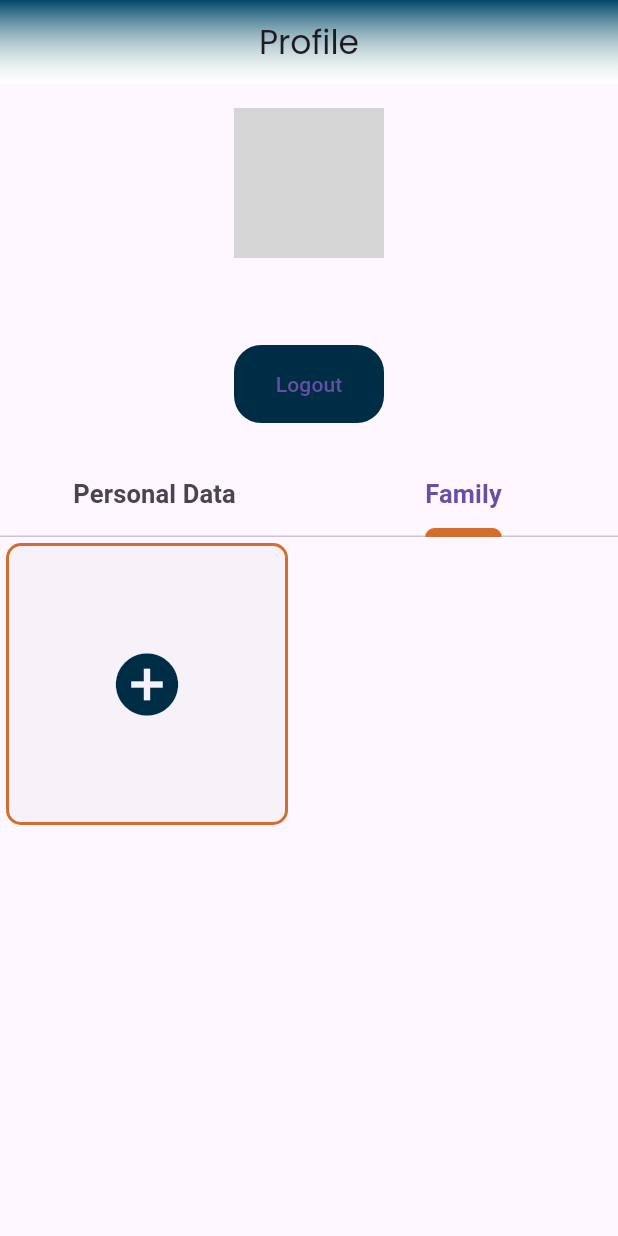
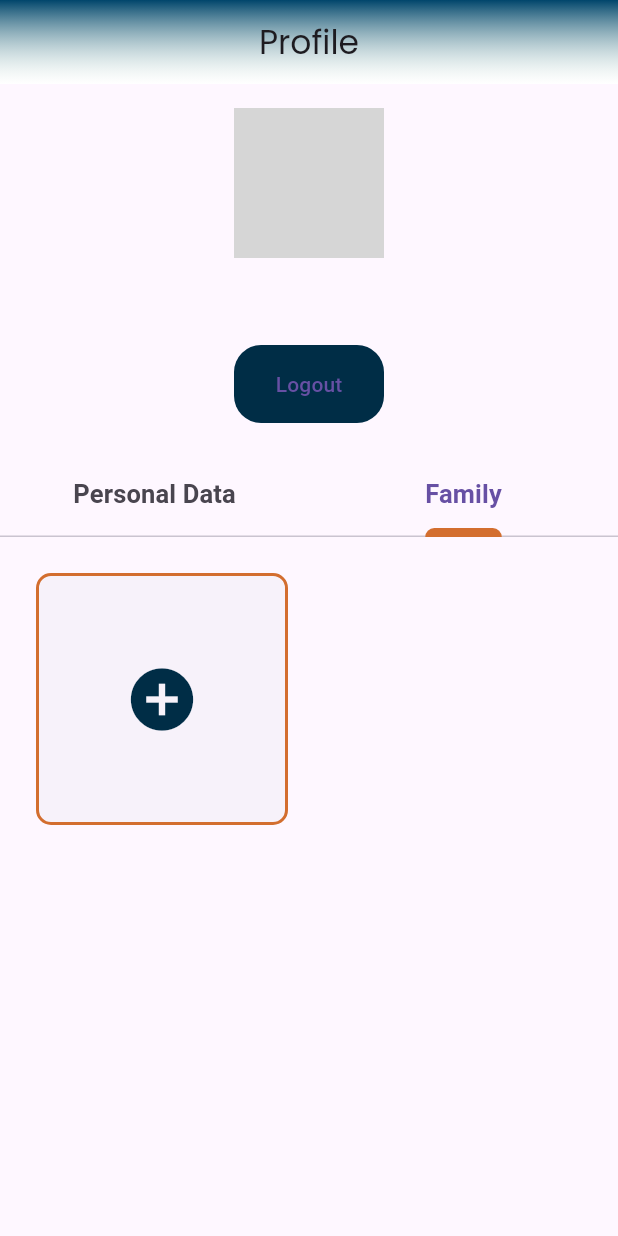
Before and after one commit to huiyinghuan/team12_PSD_NILM_Mobile_Application, a Flutter app: the UserProfile widget shown alone on an empty page, opened directly, tab 2 chosen, on a phone screen of 412 x 824 dp. Run offline on Flutter 3.47's test engine with Material 3 defaults, Android fonts, the phone set to English and light mode, and no system bars; our stand-ins replace fl_chart, google_fonts, shared_preferences; accounts and stored records are empty; network calls fail; grey boxes are pictures that could not be loaded.

Commit message:
Reverted the family section UI to the old llayout

```diff
--- a/lib/pages/profile/userProfile.dart
+++ b/lib/pages/profile/userProfile.dart
@@ -533,14 +533,20 @@ class _UserProfileState extends State<UserProfile> {
         } else if (snapshot.hasData) {
           List<Map<String, dynamic>> familyMembers = snapshot.data!;
           // Adding +1 for the "add new member" card
+          double gridSpacing = 20;
+          double gridPadding = 20;
+          double cardWidth = (MediaQuery.of(context).size.width / 2) - gridPadding - gridSpacing;
+          double cardHeight = cardWidth * 1.0; // Adjust based on your design
+
           return GridView.builder(
             shrinkWrap: true,
             physics: ScrollPhysics(), // Make it scrollable
+            padding: EdgeInsets.all(gridPadding),
             gridDelegate: SliverGridDelegateWithFixedCrossAxisCount(
               crossAxisCount: 2,
-              crossAxisSpacing: 20,
-              mainAxisSpacing: 20,
-              childAspectRatio: 1,
+              crossAxisSpacing: gridSpacing,
+              mainAxisSpacing: gridSpacing,
+              childAspectRatio: (cardWidth / cardHeight),
             ),
             itemCount: familyMembers.length + 1, // Account for the "add new member" card
             itemBuilder: (context, index) {
@@ -553,7 +559,7 @@ class _UserProfileState extends State<UserProfile> {
                   ),
                   child: InkWell(
                     onTap: () {
-                      // This space is reserved for future functionality, such as viewing profile details
+                      // Future functionality or details
                     },
                     child: Column(
                       mainAxisAlignment: MainAxisAlignment.center,
```
